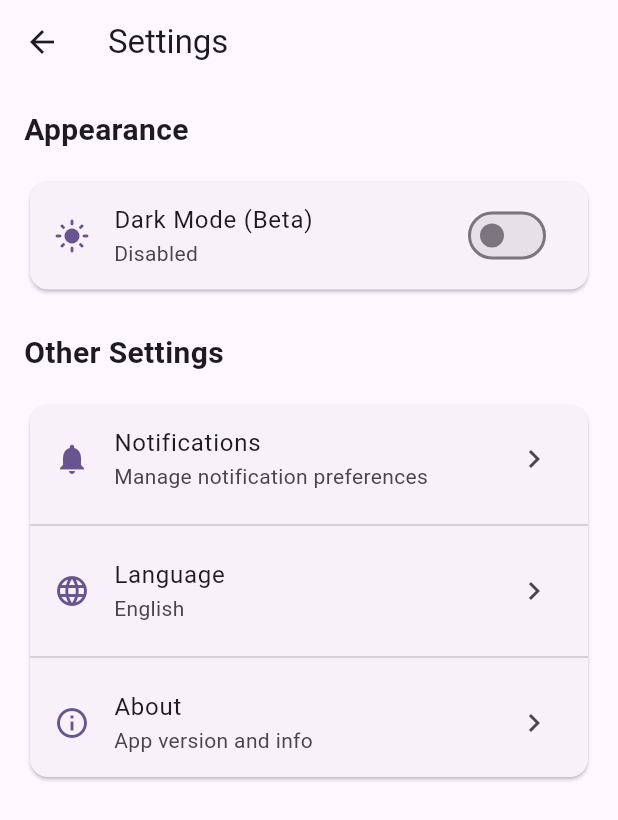
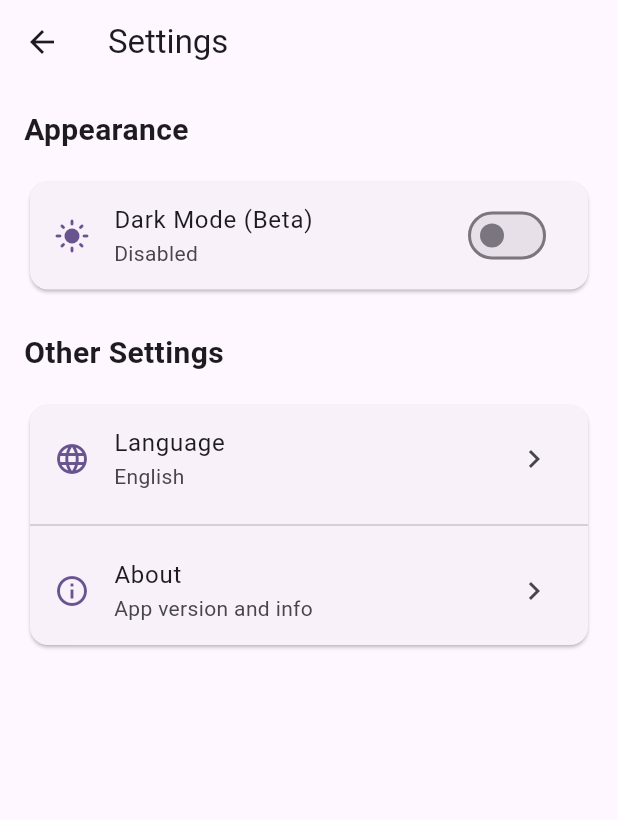
Before and after one commit to PotatoCode09/gamehub, a Flutter app: the SettingsPage screen opened directly with empty values, on a phone screen of 412 x 824 dp. Shown: the top 820 px of the screen. Run offline on Flutter 3.47's test engine with Material 3 defaults, Android fonts, the phone set to English and light mode, and no system bars; our stand-ins replace fluttertoast, loading_animation_widget, marquee, sqflite; accounts and stored records are empty; project files that could hold a hidden picture were left out.

Commit message:
Remove notifications settings placeholder from settings page

```diff
--- a/lib/pages/settings.dart
+++ b/lib/pages/settings.dart
@@ -51,23 +51,6 @@ class SettingsPage extends StatelessWidget {
                 children: [
                   ListTile(
                     leading: Icon(
-                      Icons.notifications,
-                      color: Theme.of(context).colorScheme.primary,
-                    ),
-                    title: const Text('Notifications'),
-                    subtitle: const Text('Manage notification preferences'),
-                    trailing: const Icon(Icons.chevron_right),
-                    onTap: () {
-                      ScaffoldMessenger.of(context).showSnackBar(
-                        const SnackBar(
-                          content: Text('Notification settings coming soon'),
-                        ),
-                      );
-                    },
-                  ),
-                  const Divider(),
-                  ListTile(
-                    leading: Icon(
                       Icons.language,
                       color: Theme.of(context).colorScheme.primary,
                     ),
```
